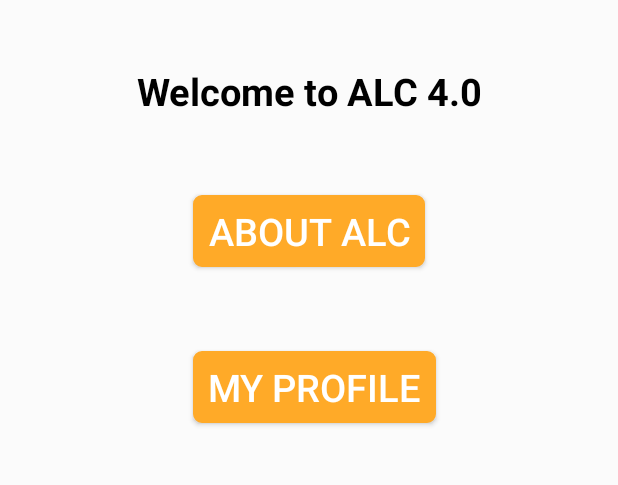
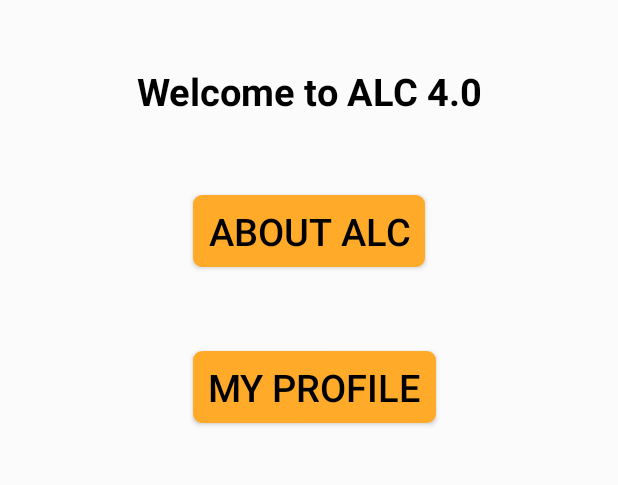
Before and after one commit to josephkabba/ALC-Phase-1-project, an Android app: the screen it shows after launch (MainActivity), on a phone screen of 412 x 824 dp, the part 84-569 px from its top. Run offline under Robolectric (Android 15) with nearby library versions, the phone set to English and light mode, and no system bars; Roboto replaces fonts that are not available here.

Commit message:
android:textColor="@color/colorBlack"
line of code added to buttons in file

```diff
--- a/app/src/main/res/layout/activity_main.xml
+++ b/app/src/main/res/layout/activity_main.xml
@@ -33,6 +33,7 @@
             android:layout_marginTop="52dp"
             android:background="@drawable/background_for_main_activity_buttons"
             android:text="ABOUT ALC"
+            android:textColor="@color/colorBlack"
             app:layout_constraintEnd_toEndOf="@+id/textView"
             app:layout_constraintStart_toStartOf="@+id/textView"
             app:layout_constraintTop_toBottomOf="@+id/textView"
@@ -46,6 +47,7 @@
             android:layout_marginTop="56dp"
             android:layout_marginBottom="8dp"
             android:textSize="25sp"
+            android:textColor="@color/colorBlack"
             android:text="MY PROFILE"
             app:layout_constraintBottom_toBottomOf="parent"
             app:layout_constraintEnd_toEndOf="@+id/about_alc"
```
